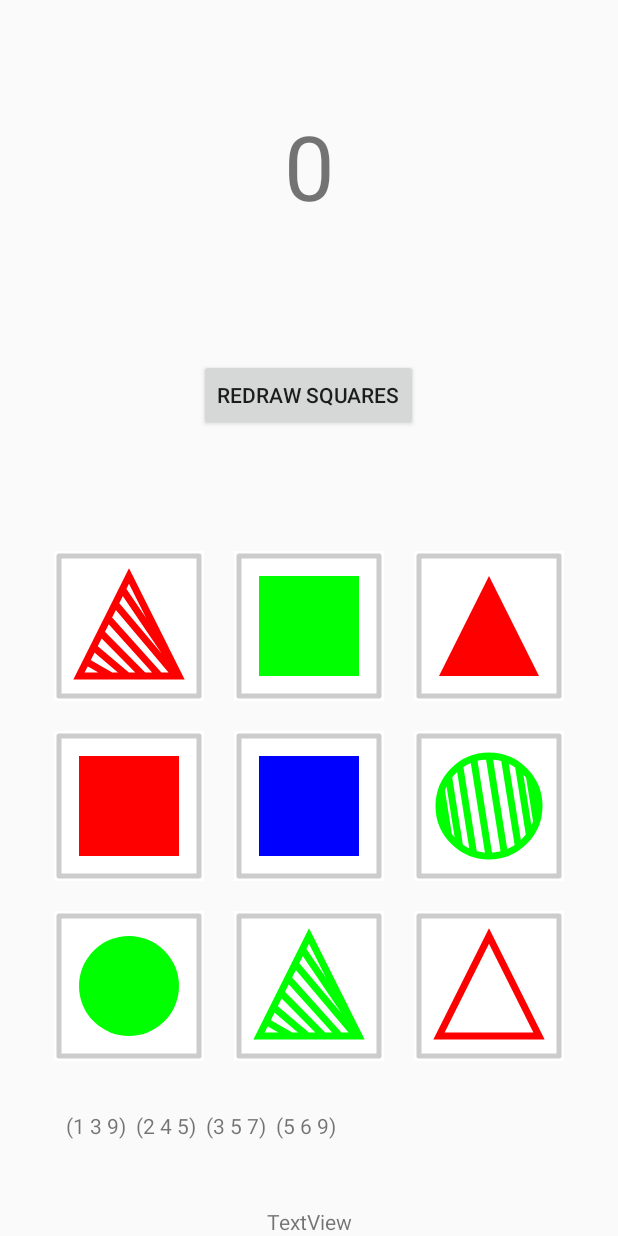
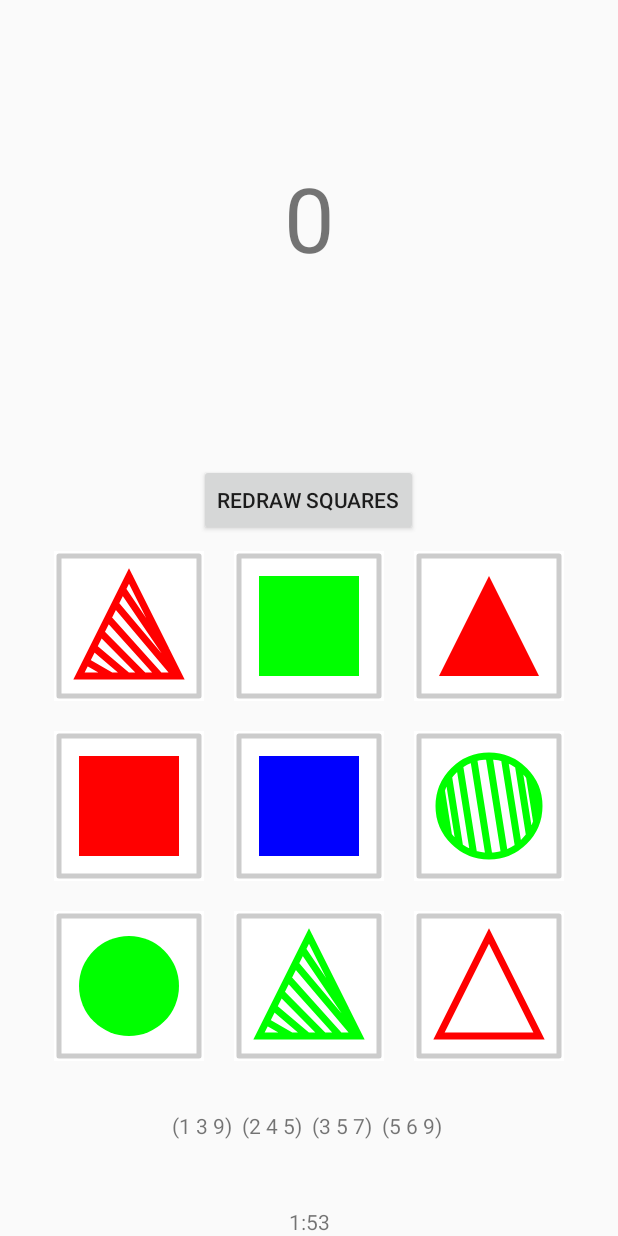
Before and after one commit to yewei600/Sets, an Android app: the GameFragment screen opened through its navigation route, after a tap on an icon or button, on a phone screen of 412 x 824 dp. Run offline under Robolectric (Android 15) with nearby library versions, the phone set to English and light mode, and no system bars; our stand-ins replace data binding; 2 other taps on this screen came first.

Commit message:
timer and score keeping

```diff
--- a/app/src/main/java/com/ericwei/sets/game/GameContract.kt
+++ b/app/src/main/java/com/ericwei/sets/game/GameContract.kt
@@ -23,6 +23,8 @@ class GameContract {
 
         fun onCurrentSetsReceived(curSets: ArrayList<Array<Int>>)
 
+        fun onScoreUpdateReceived(score: Int)
+
         fun updateShapes()
 
         fun onTimerExpired()
--- a/app/src/main/java/com/ericwei/sets/game/GameFragment.kt
+++ b/app/src/main/java/com/ericwei/sets/game/GameFragment.kt
@@ -1,6 +1,7 @@
 package com.ericwei.sets.game
 
 import android.os.Bundle
+import android.os.CountDownTimer
 import android.view.LayoutInflater
 import android.view.View
 import android.view.ViewGroup
@@ -8,6 +9,7 @@ import android.widget.GridLayout
 import android.widget.TextView
 import androidx.databinding.DataBindingUtil
 import androidx.fragment.app.Fragment
+import androidx.navigation.fragment.findNavController
 import com.ericwei.sets.R
 import com.ericwei.sets.databinding.FragmentGameBinding
 import com.ericwei.sets.model.DrawState
@@ -19,7 +21,22 @@ class GameFragment : Fragment(), GameContract.View {
     private lateinit var mGamePresenter: GameContract.Presenter
     private lateinit var mGridLayout: GridLayout
     private lateinit var mShapeArray: Array<ShapeView>
+    private lateinit var mScoreTv: TextView
     private lateinit var mCurSetsTv: TextView
+    private lateinit var mTimerTv: TextView
+
+    private val mTimer = object : CountDownTimer(60000 * 2, 1000) {
+        override fun onTick(millisUntilFinished: Long) {
+            val minutes = (millisUntilFinished / 1000) / 60
+            val seconds = (millisUntilFinished / 1000) % 60
+            mTimerTv.text = "$minutes:$seconds"
+        }
+
+        override fun onFinish() {
+            this@GameFragment.findNavController()
+                .navigate(R.id.action_gameFragment_to_summaryFragment)
+        }
+    }
 
     override fun onCreateView(
         inflater: LayoutInflater, container: ViewGroup?,
@@ -37,7 +54,9 @@ class GameFragment : Fragment(), GameContract.View {
 
     private fun assignUi(binding: FragmentGameBinding) {
         mGridLayout = binding.grid
+        mScoreTv = binding.scoreTv
         mCurSetsTv = binding.curSetsTv
+        mTimerTv = binding.timeTv
         mShapeArray = arrayOf(
             binding.s1,
             binding.s2,
@@ -58,8 +77,8 @@ class GameFragment : Fragment(), GameContract.View {
 
     override fun onResume() {
         super.onResume()
-        mGamePresenter.startTimer()
         mGamePresenter.updateGameShapes(Array(9) { it }, DrawState.REDRAW)
+        mTimer.start()
     }
 
     override fun onShapesUpdateReceived(updateShapes: Map<Int, Shape?>) {
@@ -81,6 +100,10 @@ class GameFragment : Fragment(), GameContract.View {
         mCurSetsTv.text = str
     }
 
+    override fun onScoreUpdateReceived(score: Int) {
+        mScoreTv.text = score.toString()
+    }
+
     override fun updateShapes() {
 
     }
--- a/app/src/main/java/com/ericwei/sets/game/GamePresenter.kt
+++ b/app/src/main/java/com/ericwei/sets/game/GamePresenter.kt
@@ -7,9 +7,12 @@ import com.ericwei.sets.model.*
 class GamePresenter(private var gameView: GameContract.View) : GameContract.Presenter {
 
     private val TAG = "GamePresenter"
+    private var mScore = 0
     private var mGameArray = arrayOfNulls<Shape>(9)
     private var mCurrentSets: ArrayList<Array<Int>> = arrayListOf()
     private var mUserSelected: MutableSet<ShapeView> = mutableSetOf()
+    private val ALL_SAME_SCORE = 10
+    private val ALL_DIFF_SCORE = 20
 
     override fun startTimer() {
         Log.d("GamePresenter", "here")
@@ -19,8 +22,8 @@ class GamePresenter(private var gameView: GameContract.View) : GameContract.Pres
         when (drawState) {
             DrawState.REDRAW -> {
                 Log.d(TAG, "redraw")
-                mCurrentSets.clear()
-                while (mCurrentSets.size < 2) {
+                do {
+                    mCurrentSets.clear()
                     for (i in shapeIds) {
                         mGameArray[i] = Shape(
                             ShapeType.values().random(),
@@ -34,7 +37,7 @@ class GamePresenter(private var gameView: GameContract.View) : GameContract.Pres
                         )
                     }
                     findNumSets()
-                }
+                } while (mCurrentSets.size < 2)
             }
             DrawState.SELECT -> {
                 Log.d(TAG, "select")
@@ -103,13 +106,27 @@ class GamePresenter(private var gameView: GameContract.View) : GameContract.Pres
         }
     }
 
-
     private fun checkUserSelectedIsSet(): Boolean {
         var userSet = arrayListOf<Shape?>()
         mUserSelected.forEach {
             userSet.add(it.mShape)
         }
-        return checkIsSet(userSet[0], userSet[1], userSet[2])
+        val isSet = checkIsSet(userSet[0], userSet[1], userSet[2])
+        if (isSet) {
+            val shapes = mutableSetOf<ShapeType?>()
+            val colors = mutableSetOf<ColorType?>()
+            val fills = mutableSetOf<FillType?>()
+            userSet.forEach { shape ->
+                shapes.add(shape?.shapeType)
+                colors.add(shape?.colorType)
+                fills.add(shape?.fillType)
+            }
+            mScore += if (shapes.size == 1) ALL_SAME_SCORE else ALL_DIFF_SCORE
+            mScore += if (colors.size == 1) ALL_SAME_SCORE else ALL_DIFF_SCORE
+            mScore += if (fills.size == 1) ALL_SAME_SCORE else ALL_DIFF_SCORE
+            gameView.onScoreUpdateReceived(mScore)
+        }
+        return isSet
     }
 
 
--- a/app/src/main/res/layout/fragment_game.xml
+++ b/app/src/main/res/layout/fragment_game.xml
@@ -99,8 +99,8 @@
         </GridLayout>
 
         <TextView
-            android:id="@+id/textView"
-            android:layout_width="100dp"
+            android:id="@+id/scoreTv"
+            android:layout_width="wrap_content"
             android:layout_height="100dp"
             android:text="0"
             android:textAlignment="center"
@@ -134,10 +134,12 @@
             android:id="@+id/curSetsTv"
             android:layout_width="wrap_content"
             android:layout_height="wrap_content"
+            android:layout_marginStart="4dp"
             android:layout_marginTop="23dp"
-            android:layout_marginEnd="4dp"
             android:text="TextView"
-            app:layout_constraintEnd_toEndOf="@+id/timeTv"
+            android:textAlignment="center"
+            app:layout_constraintEnd_toEndOf="parent"
+            app:layout_constraintStart_toStartOf="parent"
             app:layout_constraintTop_toBottomOf="@+id/grid" />
 
     </androidx.constraintlayout.widget.ConstraintLayout>
```
